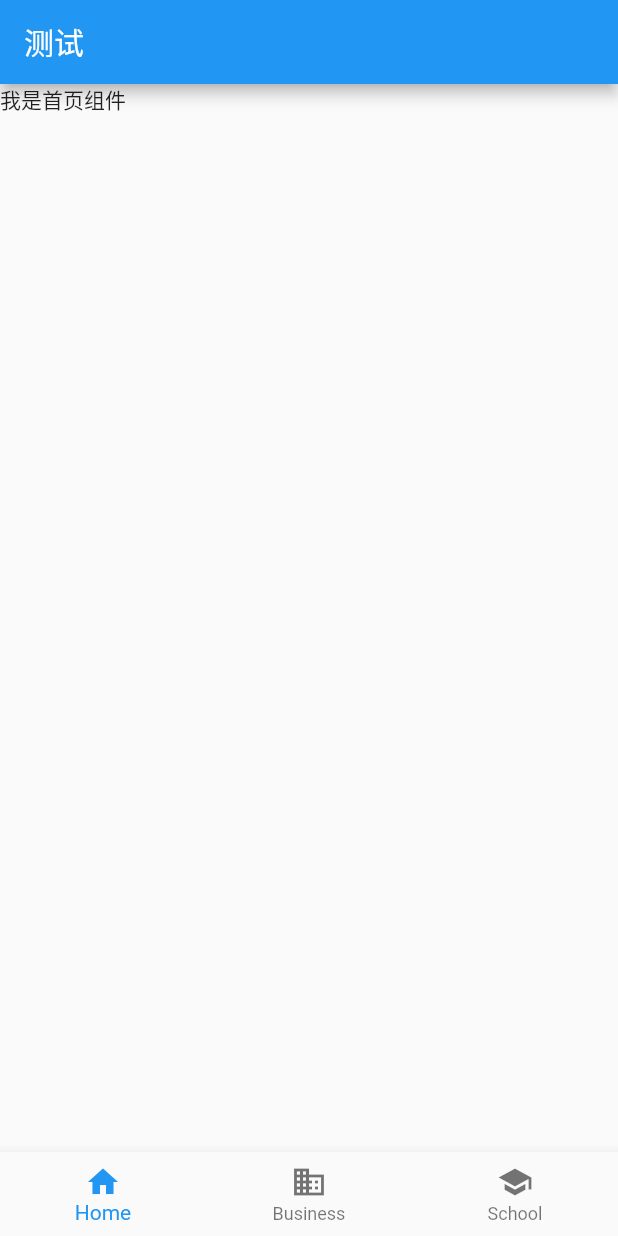
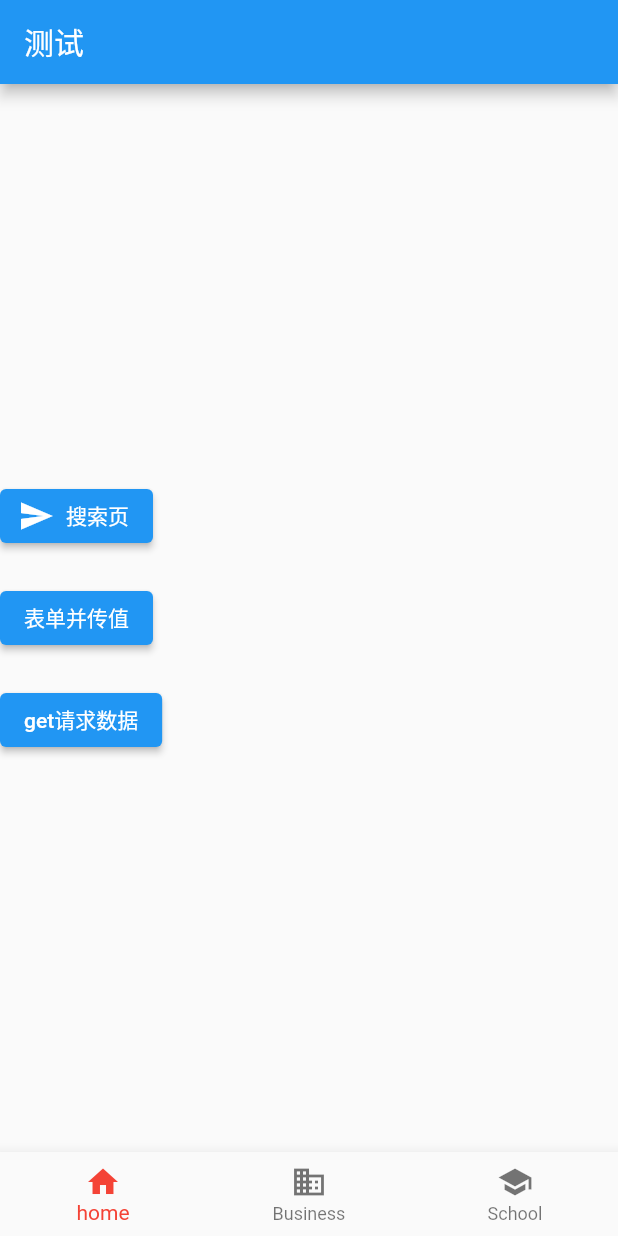
Before and after one commit to XinjieDang/flutter_demo, a Flutter app: the screen it shows after launch, on a phone screen of 412 x 824 dp. Run offline on Flutter 3.47's test engine with Material 2 defaults, Android fonts, the phone set to English and light mode, and no system bars; our stand-ins replace dio.

Commit message:
命名路由使用

```diff
--- a/flutter_application_1/lib/main.dart
+++ b/flutter_application_1/lib/main.dart
@@ -1,7 +1,9 @@
 // ignore_for_file: prefer_const_constructors, deprecated_member_use
 
 import 'package:flutter/material.dart';
-import 'pages/tabs/Tabs.dart';
+import 'pages/tabs/tabs.dart';
+import 'pages/form.dart';
+import 'pages/search.dart';
 
 void main() {
   runApp(const MyApp());
@@ -9,14 +11,23 @@ void main() {
 
 class MyApp extends StatelessWidget {
   const MyApp({Key? key}) : super(key: key);
+  // final routes = {
+  //   '/form': ((context) => FormPage()),
+  //   '/search': (context) => SearchPage(),
+  // };
   @override
   Widget build(BuildContext context) {
     return MaterialApp(
-        debugShowCheckedModeBanner: false,
-        title: 'Flutter Demo',
-        theme: ThemeData(
-          primarySwatch: Colors.blue,
-        ),
-        home: Tabs());
+      debugShowCheckedModeBanner: false,
+      title: 'Flutter Demo',
+      theme: ThemeData(
+        primarySwatch: Colors.blue,
+      ),
+      home: Tabs(),
+      routes: {
+        '/form': ((context) => FormPage()),
+        '/search': (context) => SearchPage(),
+      },
+    );
   }
 }
--- /dev/null
+++ b/flutter_application_1/lib/pages/form.dart
@@ -0,0 +1,36 @@
+import 'package:flutter/material.dart';
+
+class FormPage extends StatelessWidget {
+  String title = '表单';
+
+  FormPage({Key? key, this.title = '表单'}) : super(key: key);
+
+  @override
+  Widget build(BuildContext context) {
+    return Scaffold(
+      floatingActionButton: FloatingActionButton(
+        child: Text('返回'),
+        onPressed: () {
+          //返回上一级
+          Navigator.of(context).pop();
+        },
+      ),
+      appBar: AppBar(
+        title: Text(this.title),
+      ),
+      body: ListView(
+        children: <Widget>[
+          ListTile(
+            title: Text('表单页面'),
+          ),
+          ListTile(
+            title: Text('表单页面'),
+          ),
+          ListTile(
+            title: Text('表单页面'),
+          ),
+        ],
+      ),
+    );
+  }
+}
--- a/flutter_application_1/lib/pages/tabs/Home.dart
+++ b/flutter_application_1/lib/pages/tabs/Home.dart
@@ -1,4 +1,5 @@
 import 'package:flutter/material.dart';
+import 'package:dio/dio.dart';
 
 class HomePage extends StatelessWidget {
   const HomePage({Key? key}) : super(key: key);
@@ -6,6 +7,51 @@ class HomePage extends StatelessWidget {
   @override
   Widget build(BuildContext context) {
     // ignore: prefer_const_constructors
-    return Text('我是首页组件');
+    return Column(
+      crossAxisAlignment: CrossAxisAlignment.start,
+      mainAxisAlignment: MainAxisAlignment.center,
+      children: <Widget>[
+        ElevatedButton.icon(
+          icon: Icon(Icons.send),
+          label: Text("搜索页"),
+          onPressed: () {
+            //普通路由
+            // Navigator.of(context)
+            //     .push(MaterialPageRoute(builder: (context) => SearchPage()));
+            //命名路由,和传递参数
+            Navigator.pushNamed(context, '/search', arguments: "hello world");
+          },
+        ),
+        SizedBox(height: 20),
+        ElevatedButton(
+          child: const Text("表单并传值"),
+          onPressed: () {
+            //普通路由
+            // Navigator.of(context).push(MaterialPageRoute(
+            //     builder: (context) => FormPage(
+            //           title: '跳转传值',
+            //         )));
+            //命名路由
+            Navigator.pushNamed(context, '/form');
+          },
+        ),
+        SizedBox(height: 20),
+        ElevatedButton(
+          child: const Text("get请求数据"),
+          onPressed: () {
+            getHttp();
+          },
+        )
+      ],
+    );
   }
 }
+
+void getHttp() async {
+  try {
+    var response = await Dio().get('https://v1.hitokoto.cn/');
+    print(response);
+  } catch (e) {
+    print(e);
+  }
+}
--- a/flutter_application_1/lib/pages/tabs/Tabs.dart
+++ b/flutter_application_1/lib/pages/tabs/Tabs.dart
@@ -1,8 +1,8 @@
 // ignore_for_file: prefer_const_constructors
 
 import 'package:flutter/material.dart';
-import 'Category.dart';
-import 'Home.dart';
+import 'category.dart';
+import 'home.dart';
 import 'setting.dart';
 
 class Tabs extends StatefulWidget {
@@ -26,20 +26,18 @@ class _TabsState extends State<Tabs> {
       ),
       // ignore: unnecessary_this
       body: this._pageList[this._currentIndex],
-      //底部tabaar
+      //底部tabaar,配置底部tabs 可以有多个按钮
       bottomNavigationBar: BottomNavigationBar(
         type: BottomNavigationBarType.fixed,
         // ignore: prefer_const_literals_to_create_immutables
         //当前选中的索引
         // ignore: unnecessary_this
         currentIndex: this._currentIndex,
-        // ignore: prefer_const_literals_to_create_immutables
-        items: <BottomNavigationBarItem>[
-          BottomNavigationBarItem(icon: Icon(Icons.home), title: Text('Home')),
+        items: const <BottomNavigationBarItem>[
+          BottomNavigationBarItem(icon: Icon(Icons.home), label: 'home'),
           BottomNavigationBarItem(
-              icon: Icon(Icons.business), title: Text('Business')),
-          BottomNavigationBarItem(
-              icon: Icon(Icons.school), title: Text('School')),
+              icon: Icon(Icons.business), label: 'Business'),
+          BottomNavigationBarItem(icon: Icon(Icons.school), label: 'School'),
         ],
         //当tabbar 点击时
         onTap: (tappedIndex) {
@@ -49,6 +47,8 @@ class _TabsState extends State<Tabs> {
             this._currentIndex = tappedIndex;
           });
         },
+        //选中颜色
+        fixedColor: Colors.red,
       ),
     );
   }
--- a/flutter_application_1/pubspec.yaml
+++ b/flutter_application_1/pubspec.yaml
@@ -29,6 +29,7 @@ environment:
 dependencies:
   flutter:
     sdk: flutter
+  dio: ^4.0.6
 
 
   # The following adds the Cupertino Icons font to your application.
```
Also changed, not shown: flutter_application_1/lib/pages/search.dart (added, +21 -0 lines), flutter_application_1/pubspec.lock.
